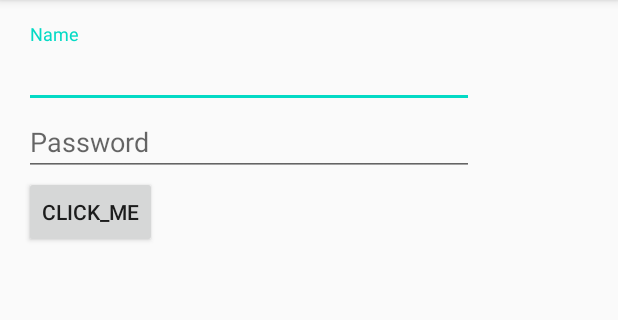
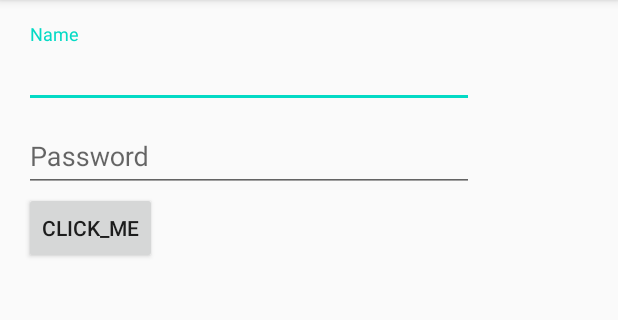
Before and after one commit to MithuBitz/Kotlin_Lesson, an Android app: the screen it shows after launch (MainActivity), on a phone screen of 412 x 824 dp, the part 84-404 px from its top. Run offline under Robolectric (Android 15) with nearby library versions, the phone set to English and light mode, and no system bars.

Commit message:
Useing TextInputLayout for the hint shows up

```diff
--- a/app/src/main/res/layout/content_main.xml
+++ b/app/src/main/res/layout/content_main.xml
@@ -25,17 +25,23 @@
             android:id="@+id/nameInput"/>
     </com.google.android.material.textfield.TextInputLayout>
 
+    <com.google.android.material.textfield.TextInputLayout
+        android:layout_width="300dp"
+        android:layout_height="wrap_content"
+        app:layout_constraintStart_toStartOf="parent"
+        app:layout_constraintTop_toBottomOf="@+id/nameLayout"
+        android:id="@+id/passwordLayout">
+
+        <com.google.android.material.textfield.TextInputEditText
+            android:layout_width="match_parent"
+            android:layout_height="wrap_content"
+            android:inputType="textPassword"
+            android:hint="@string/password"
+            android:ems="10"
+            android:id="@+id/passwordInput"/>
+    </com.google.android.material.textfield.TextInputLayout>
 
 
-    <EditText
-        android:id="@+id/passwordInput"
-        android:layout_width="300dp"
-        android:layout_height="wrap_content"
-        android:ems="10"
-        android:hint="@string/password"
-        android:inputType="textPassword"
-        app:layout_constraintStart_toStartOf="parent"
-        app:layout_constraintTop_toBottomOf="@+id/nameLayout" />
 
     <Button
         android:id="@+id/button"
@@ -43,7 +49,7 @@
         android:layout_height="wrap_content"
         android:text="@string/click_me_btn"
         app:layout_constraintStart_toStartOf="parent"
-        app:layout_constraintTop_toBottomOf="@+id/passwordInput" />
+        app:layout_constraintTop_toBottomOf="@+id/passwordLayout" />
 
 
 
```
